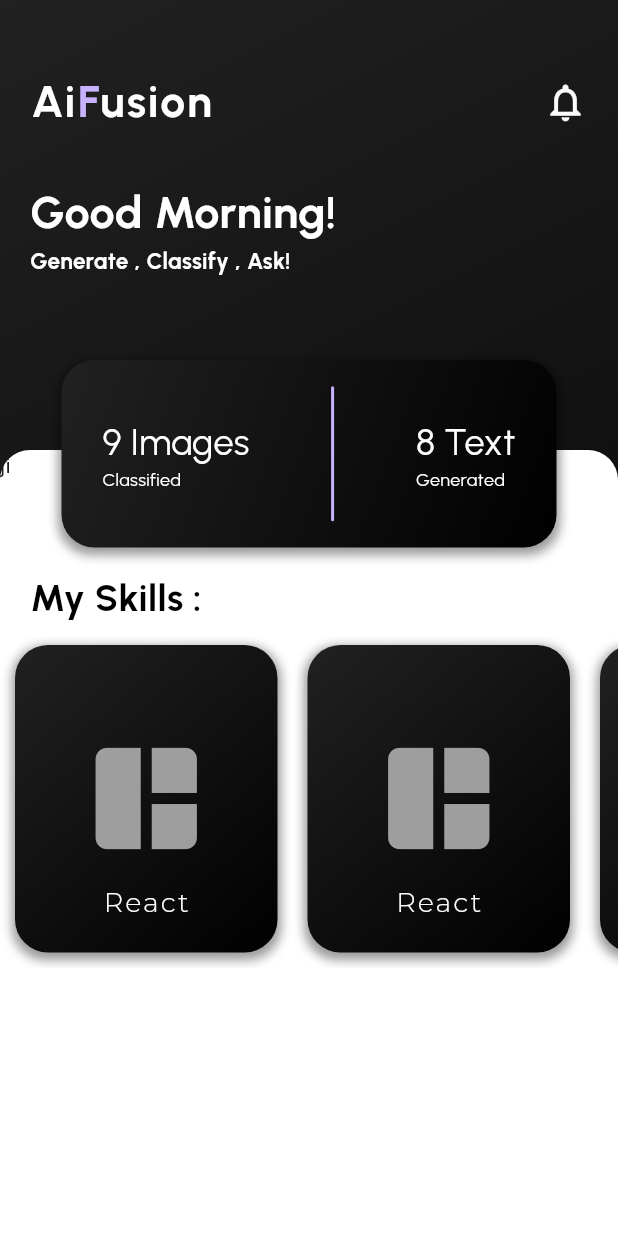
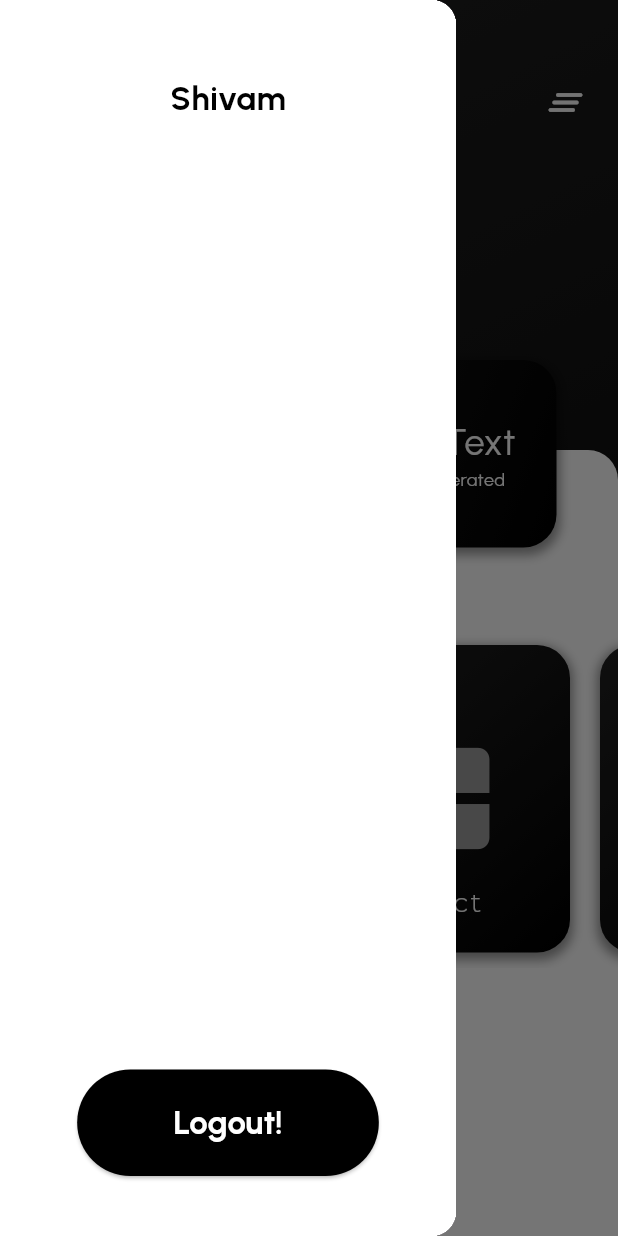
Before and after one commit to shivhub09/AiFusion, a Flutter app: the MyHomePage screen opened directly, with the side drawer open (before the commit the screen has no drawer), on a phone screen of 412 x 824 dp. Run offline on Flutter 3.47's test engine with Material 3 defaults, Android fonts, the phone set to English and light mode, and no system bars; our stand-ins replace awesome_bottom_bar, bloc, flutter_bloc, google_fonts, shared_preferences; accounts and stored records are empty.

Commit message:
frontend ui drawer

```diff
--- a/frontend/lib/features/Home/ui/Home.dart
+++ b/frontend/lib/features/Home/ui/Home.dart
@@ -24,8 +24,56 @@
 
   @override
   Widget build(BuildContext context) {
+    final GlobalKey<ScaffoldState> _scaffoldKey = GlobalKey<ScaffoldState>();
+
     return Scaffold(
         backgroundColor: Colors.black,
+        key: _scaffoldKey,
+        drawer: Drawer(
+          child: Container(
+            color: Colors.white,
+            child: Stack(
+              children: [
+                Positioned(
+                    top: 50,
+                    left: 10,
+                    right: 10,
+                    child: Center(
+                      child: Text(
+                        "Shivam",
+                        style: GoogleFonts.urbanist(
+                            color: Colors.black,
+                            fontSize: 22,
+                            fontWeight: FontWeight.bold),
+                      ),
+                    )),
+                Positioned(
+                    bottom: 40,
+                    left: 5,
+                    right: 5,
+                    child: Center(
+                        child: ElevatedButton(
+                            style: ButtonStyle(
+                              backgroundColor:
+                                  MaterialStateProperty.all(Colors.black),
+                            ),
+                            onPressed: () {},
+                            child: Container(
+                              padding:
+                                  const EdgeInsets.fromLTRB(40, 20, 40, 20),
+                              child: Text(
+                                "Logout!",
+                                style: GoogleFonts.urbanist(
+                                  color: Colors.white,
+                                  fontSize: 22,
+                                  fontWeight: FontWeight.bold,
+                                ),
+                              ),
+                            ))))
+              ],
+            ),
+          ),
+        ),
         body: Container(
           decoration: BoxDecoration(
             gradient: LinearGradient(
@@ -80,10 +128,15 @@
                         ],
                       ),
                     ),
-                    Icon(
-                      Icons.notifications_none_outlined,
-                      color: Colors.grey.shade50,
-                      size: 30,
+                    GestureDetector(
+                      onTap: () {
+                        _scaffoldKey.currentState!.openDrawer();
+                      },
+                      child: Icon(
+                        Icons.clear_all_rounded,
+                        color: Colors.grey.shade50,
+                        size: 30,
+                      ),
                     )
                   ],
                 ),
```
